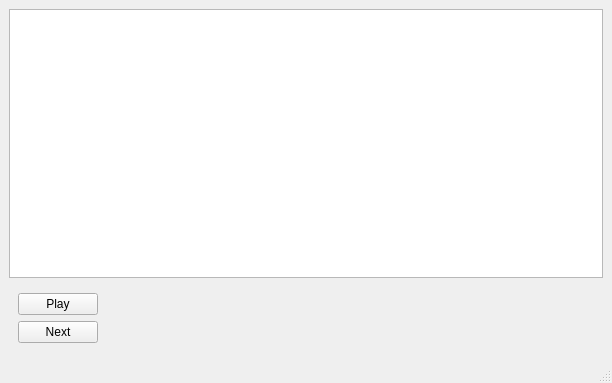
Qt form tsp_ga/main_window.ui (trnila/biological_algorithms) before a commit.
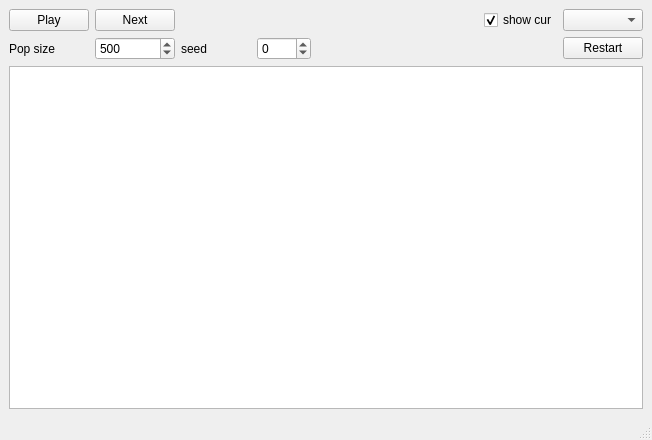
The same form after that commit.

Commit message: ga tsp: ui implemented

Patch:
```diff
--- a/tsp_ga/main_window.ui
+++ b/tsp_ga/main_window.ui
@@ -6,8 +6,8 @@
    <rect>
     <x>0</x>
     <y>0</y>
-    <width>612</width>
-    <height>383</height>
+    <width>652</width>
+    <height>440</height>
    </rect>
   </property>
   <property name="windowTitle">
@@ -16,18 +16,44 @@
   <widget class="QWidget" name="centralwidget">
    <layout class="QVBoxLayout" name="verticalLayout">
     <item>
-     <widget class="QGraphicsView" name="graphicsView">
-      <property name="renderHints">
-       <set>QPainter::Antialiasing|QPainter::HighQualityAntialiasing|QPainter::TextAntialiasing</set>
-      </property>
-      <property name="dragMode">
-       <enum>QGraphicsView::ScrollHandDrag</enum>
+     <layout class="QGridLayout" name="gridLayout">
+      <item row="0" column="5">
+       <widget class="QCheckBox" name="showCur">
+        <property name="text">
+         <string>show cur</string>
+        </property>
+        <property name="checked">
+         <bool>true</bool>
       </property>
      </widget>
     </item>
-    <item>
-     <widget class="QWidget" name="widget" native="true">
-      <layout class="QFormLayout" name="formLayout">
+      <item row="1" column="6">
+       <widget class="QPushButton" name="restartBtn">
+        <property name="text">
+         <string>Restart</string>
+        </property>
+       </widget>
+      </item>
+      <item row="0" column="1">
+       <widget class="QPushButton" name="nextBtn">
+        <property name="text">
+         <string>Next</string>
+        </property>
+       </widget>
+      </item>
+      <item row="0" column="4">
+       <spacer name="horizontalSpacer">
+        <property name="orientation">
+         <enum>Qt::Horizontal</enum>
+        </property>
+        <property name="sizeHint" stdset="0">
+         <size>
+          <width>40</width>
+          <height>20</height>
+         </size>
+        </property>
+       </spacer>
+      </item>
        <item row="0" column="0">
         <widget class="QPushButton" name="playBtn">
          <property name="text">
@@ -38,21 +64,69 @@
          </property>
         </widget>
        </item>
-       <item row="1" column="0">
-        <widget class="QPushButton" name="nextBtn">
-         <property name="text">
-          <string>Next</string>
-         </property>
-        </widget>
-       </item>
-       <item row="1" column="1">
+      <item row="0" column="6">
+       <widget class="QComboBox" name="algorithm"/>
+      </item>
+      <item row="0" column="2">
         <widget class="QLabel" name="distance">
+        <property name="minimumSize">
+         <size>
+          <width>70</width>
+          <height>0</height>
+         </size>
+        </property>
          <property name="text">
           <string/>
          </property>
         </widget>
        </item>
-      </layout>
+      <item row="1" column="1">
+       <widget class="QSpinBox" name="popSize">
+        <property name="minimum">
+         <number>1</number>
+        </property>
+        <property name="maximum">
+         <number>9000</number>
+        </property>
+        <property name="value">
+         <number>500</number>
+        </property>
+       </widget>
+      </item>
+      <item row="1" column="2">
+       <widget class="QLabel" name="label_2">
+        <property name="text">
+         <string>seed</string>
+        </property>
+       </widget>
+      </item>
+      <item row="1" column="0">
+       <widget class="QLabel" name="label">
+        <property name="text">
+         <string>Pop size</string>
+        </property>
+       </widget>
+      </item>
+      <item row="1" column="3">
+       <widget class="QSpinBox" name="seed">
+        <property name="minimum">
+         <number>-1</number>
+        </property>
+        <property name="maximum">
+         <number>1000</number>
+        </property>
+       </widget>
+      </item>
+     </layout>
+    </item>
+    <item>
+     <widget class="QGraphicsView" name="graphicsView">
+      <property name="renderHints">
+       <set>QPainter::Antialiasing|QPainter::HighQualityAntialiasing|QPainter::TextAntialiasing</set>
+      </property>
+      <property name="dragMode">
+       <enum>QGraphicsView::ScrollHandDrag</enum>
+      </property>
      </widget>
     </item>
    </layout>
```
Left out of the diff: 2 changed lines with no effect on the pictures. Lines whose indentation alone changed are shown as unchanged. The commit also changes 2 other files.
